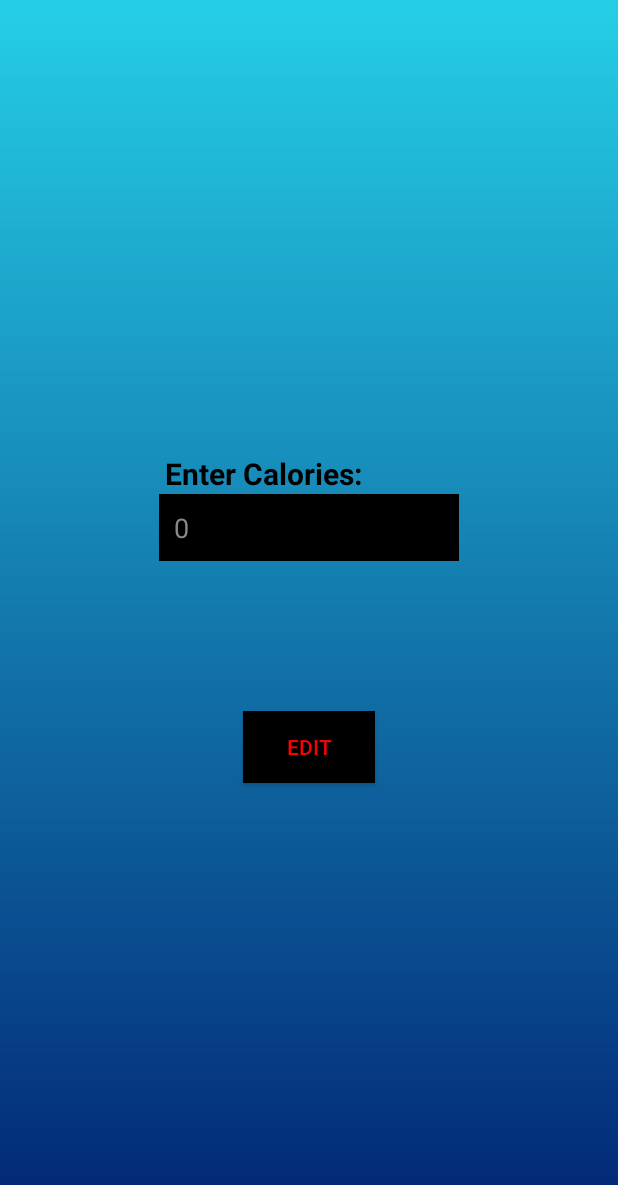
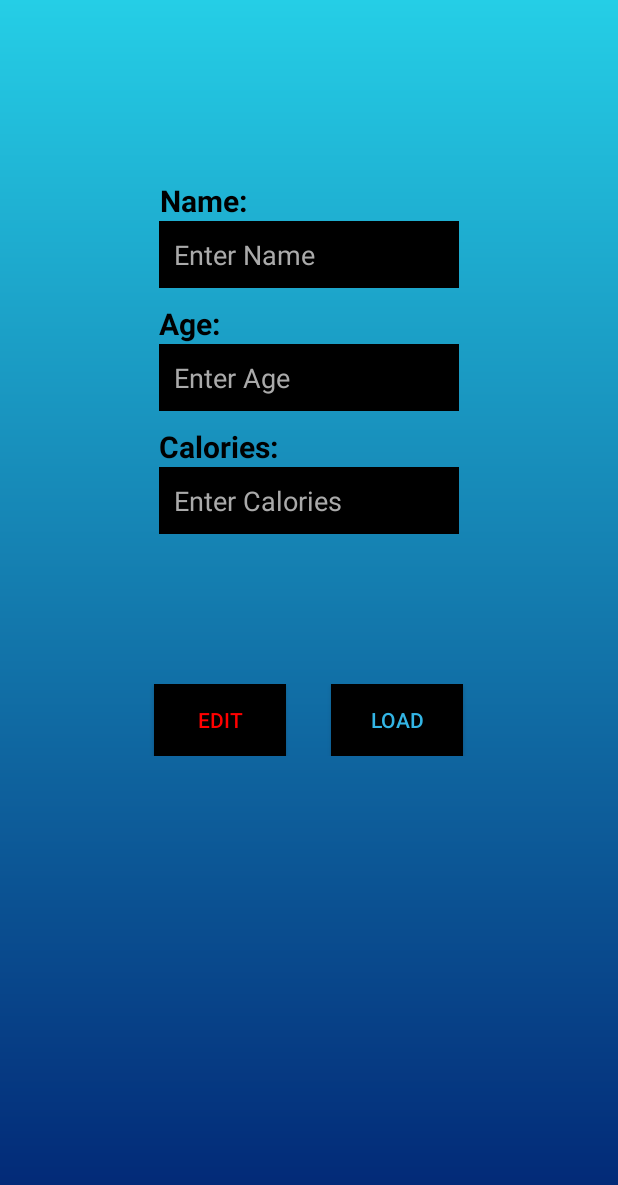
Before and after one commit to Ashel1/CalorieCount, an Android app: the screen it shows after launch (MainActivity), after a tap on "SAVE", on a phone screen of 412 x 824 dp. Shown: the top 1185 px of the screen. Run offline under Robolectric (Android 15) with nearby library versions, the phone set to English and light mode, and no system bars; our stand-ins replace Firebase (no records; nobody signed in at launch, a user with empty details on screens opened directly); 1 other tap on this screen came first.

Commit message:
Added Firebase database support with shared preference.

```diff
--- a/app/build.gradle
+++ b/app/build.gradle
@@ -1,4 +1,5 @@
 apply plugin: 'com.android.application'
+apply plugin: 'com.google.gms.google-services'
 
 android {
     compileSdkVersion 29
@@ -28,6 +29,7 @@ dependencies {
 
     implementation 'androidx.appcompat:appcompat:1.1.0'
     implementation 'androidx.constraintlayout:constraintlayout:1.1.3'
+    implementation 'com.google.firebase:firebase-database:16.0.4'
     testImplementation 'junit:junit:4.12'
     androidTestImplementation 'androidx.test.ext:junit:1.1.1'
     androidTestImplementation 'androidx.test.espresso:espresso-core:3.2.0'
--- a/app/src/main/java/com/example/caloriecount/MainActivity.java
+++ b/app/src/main/java/com/example/caloriecount/MainActivity.java
@@ -1,5 +1,6 @@
 package com.example.caloriecount;
 
+import androidx.annotation.NonNull;
 import androidx.annotation.RequiresApi;
 import androidx.appcompat.app.AppCompatActivity;
 
@@ -14,23 +15,49 @@ import android.view.View;
 import android.view.inputmethod.InputMethodManager;
 import android.widget.Button;
 import android.widget.EditText;
+import android.widget.ListView;
+
+import com.google.firebase.FirebaseApiNotAvailableException;
+import com.google.firebase.database.DataSnapshot;
+import com.google.firebase.database.DatabaseError;
+import com.google.firebase.database.DatabaseReference;
+import com.google.firebase.database.FirebaseDatabase;
+import com.google.firebase.database.ValueEventListener;
+
+import java.util.ArrayList;
+import java.util.List;
+import java.util.jar.Attributes;
 
 public class MainActivity extends AppCompatActivity {
 
     public static final String SHARED_PREFS ="sharedPrefs";
     public static final String CALORIE= "text";
-    private String text;
+    public static final String NAME ="Name" ;
+    public static final String AGE="Age";
+    private String textc,textn,texta;
 
-    EditText etcalorie;
-    Button btchange;
+
+    EditText etcalorie,etname,etage;
+    Button btchange,btload;
+    DatabaseReference databaseUsers;
+    ListView listViewUser;
+    List<UserData> userList;
+
+
 
     @Override
     protected void onCreate(Bundle savedInstanceState) {
         super.onCreate(savedInstanceState);
         setContentView(R.layout.activity_main);
 
+        databaseUsers= FirebaseDatabase.getInstance().getReference("User");
         etcalorie=findViewById(R.id.caloriecount);
+        etname=findViewById(R.id.name);
+        etage=findViewById(R.id.age);
         btchange=findViewById(R.id.change);
+        btload=findViewById(R.id.load);
+        listViewUser=findViewById(R.id.listViewUser);
+        userList= new ArrayList<>();
 
         loadData();
         updateViews();
@@ -39,37 +66,93 @@ public class MainActivity extends AppCompatActivity {
             @RequiresApi(api = Build.VERSION_CODES.M)
             @Override
             public void onClick(View v) {
+                String id = databaseUsers.push().getKey();
                 if(btchange.getText().toString().equals("Edit")){
-                    btchange.setText("Save");
-                    btchange.setTextColor(Color.GREEN);
-                    etcalorie.setCursorVisible(true);
-                    etcalorie.setEnabled(true);
-                    etcalorie.setTextColor(Color.WHITE);
+                    changeToSave();
                 }
                 else {
-                    btchange.setText("Edit");
-                    btchange.setTextColor(Color.RED);
-                    etcalorie.setCursorVisible(false);
-                    etcalorie.setEnabled(false);
-                    etcalorie.setTextColor(Color.GRAY);
+                    UserData user= new UserData(etname.getText().toString(),etage.getText().toString(),etcalorie.getText().toString());
+                    databaseUsers.child(id).setValue(user);
+                    changeToEdit();
                     saveData();
                 }
             }
         });
+
+        btload.setOnClickListener(new View.OnClickListener() {
+            @Override
+            public void onClick(View v) {
+                databaseUsers.addValueEventListener(new ValueEventListener() {
+                    @Override
+                    public void onDataChange(@NonNull DataSnapshot dataSnapshot) {
+                        userList.clear();
+                        for(DataSnapshot userSnapshot : dataSnapshot.getChildren()){
+                            UserData user= userSnapshot.getValue(UserData.class);
+                            userList.add(user);
+                        }
+
+                        UserList adapter= new UserList(MainActivity.this, userList);
+                        listViewUser.setAdapter(adapter);
+                    }
+
+                    @Override
+                    public void onCancelled(@NonNull DatabaseError databaseError) {
+
+                    }
+                });
+            }
+        });
+    }
+
+
+
+    public void changeToSave(){
+        btchange.setText("Save");
+        btchange.setTextColor(Color.GREEN);
+        etcalorie.setCursorVisible(true);
+        etcalorie.setEnabled(true);
+        etcalorie.setTextColor(Color.WHITE);
+        etname.setCursorVisible(true);
+        etname.setEnabled(true);
+        etname.setTextColor(Color.WHITE);
+        etage.setCursorVisible(true);
+        etage.setEnabled(true);
+        etage.setTextColor(Color.WHITE);
+    }
+
+    public void changeToEdit(){
+        btchange.setText("Edit");
+        btchange.setTextColor(Color.RED);
+        etcalorie.setCursorVisible(false);
+        etcalorie.setEnabled(false);
+        etcalorie.setTextColor(Color.GRAY);
+        etname.setCursorVisible(false);
+        etname.setEnabled(false);
+        etname.setTextColor(Color.GRAY);
+        etage.setCursorVisible(false);
+        etage.setEnabled(false);
+        etage.setTextColor(Color.GRAY);
     }
 
     public void saveData(){
         SharedPreferences sharedPreferences= getSharedPreferences(SHARED_PREFS,MODE_PRIVATE);
         SharedPreferences.Editor editor = sharedPreferences.edit();
         editor.putString(CALORIE, etcalorie.getText().toString());
+        editor.putString(NAME, etname.getText().toString());
+        editor.putString(AGE, etage.getText().toString());
+
         editor.apply();
     }
     public void loadData(){
         SharedPreferences sharedPreferences= getSharedPreferences(SHARED_PREFS,MODE_PRIVATE);
-        text=sharedPreferences.getString(CALORIE,"0");
+        textc=sharedPreferences.getString(CALORIE,"");
+        textn=sharedPreferences.getString(NAME,"");
+        texta=sharedPreferences.getString(AGE,"");
     }
     public void updateViews(){
-        etcalorie.setText(text);
+        etcalorie.setText(textc);
+        etname.setText(textn);
+        etage.setText(texta);
 
     }
 }
--- /dev/null
+++ b/app/src/main/java/com/example/caloriecount/UserData.java
@@ -0,0 +1,28 @@
+package com.example.caloriecount;
+
+public class UserData {
+    String userName;
+    String userAge;
+    String userCalorie;
+
+    public UserData(){
+    }
+
+    public UserData(String userName, String userAge, String userCalorie) {
+        this.userName = userName;
+        this.userAge = userAge;
+        this.userCalorie = userCalorie;
+    }
+
+    public String getUserName() {
+        return userName;
+    }
+
+    public String getUserAge() {
+        return userAge;
+    }
+
+    public String getUserCalorie() {
+        return userCalorie;
+    }
+}
--- a/app/src/main/res/layout/activity_main.xml
+++ b/app/src/main/res/layout/activity_main.xml
@@ -4,44 +4,116 @@
     xmlns:tools="http://schemas.android.com/tools"
     android:layout_width="match_parent"
     android:layout_height="match_parent"
+    android:background="@drawable/gradient"
     android:orientation="vertical"
+    tools:context=".MainActivity">
+
+
+    <LinearLayout
+        android:layout_width="match_parent"
+        android:layout_height="wrap_content"
         android:gravity="center"
-    android:background="@drawable/gradient"
-    android:layout_gravity="center"
-    tools:context=".MainActivity">
+        android:paddingTop="120sp"
+        android:orientation="vertical">
+        <TextView
+            android:layout_width="wrap_content"
+            android:layout_height="wrap_content"
+            android:layout_marginRight="70sp"
+            android:text="Name:"
+            android:textColor="#000000"
+            android:textSize="20dp"
+            android:textStyle="bold"></TextView>
+
+        <EditText
+            android:id="@+id/name"
+            android:layout_width="200dp"
+            android:layout_height="wrap_content"
+            android:layout_marginBottom="10dp"
+            android:background="#000000"
+            android:clickable="true"
+            android:enabled="false"
+            android:hint="Enter Name"
+            android:inputType="text"
+            android:padding="10dp"
+            android:textColor="@android:color/darker_gray"
+            android:textColorHint="@android:color/darker_gray" />
 
 
         <TextView
             android:layout_width="wrap_content"
             android:layout_height="wrap_content"
-        android:layout_marginRight="30dp"
+            android:layout_marginRight="79sp"
+            android:text="Age:"
             android:textColor="#000000"
-        android:textStyle="bold"
             android:textSize="20dp"
-        android:text="Enter Calories:"></TextView>
+            android:textStyle="bold"></TextView>
 
         <EditText
+            android:id="@+id/age"
+            android:layout_width="200dp"
+            android:layout_height="wrap_content"
+            android:layout_marginBottom="10dp"
+            android:background="#000000"
+            android:clickable="true"
+            android:enabled="false"
+            android:hint="Enter Age"
+            android:inputType="number"
+            android:padding="10dp"
+            android:textColor="@android:color/darker_gray"
+            android:textColorHint="@android:color/darker_gray" />
+
+
+        <TextView
+            android:layout_width="wrap_content"
+            android:layout_height="wrap_content"
+            android:layout_marginRight="60sp"
+            android:text="Calories:"
+            android:textColor="#000000"
+            android:textSize="20dp"
+            android:textStyle="bold"></TextView>
+
+        <EditText
+            android:id="@+id/caloriecount"
             android:layout_width="200dp"
             android:layout_height="wrap_content"
             android:layout_marginBottom="100dp"
-        android:inputType="number"
+            android:background="#000000"
             android:clickable="true"
             android:enabled="false"
+            android:hint="Enter Calories"
+            android:inputType="number"
+            android:padding="10dp"
             android:textColor="@android:color/darker_gray"
-        android:id="@+id/caloriecount"
-        android:hint="0"
-        android:textColorHint="@android:color/darker_gray"
-        android:padding="10dp"
-        android:background="#000000"/>
+            android:textColorHint="@android:color/darker_gray" />
+    </LinearLayout>
 
+    <LinearLayout
+        android:layout_width="match_parent"
+        android:layout_height="wrap_content"
+        android:gravity="center">
         <Button
+            android:id="@+id/change"
             android:layout_width="wrap_content"
             android:layout_height="wrap_content"
             android:background="#000000"
-        android:id="@+id/change"
             android:text="Edit"
-        android:textColor="#FF0000"/>
+            android:layout_marginRight="30sp"
+            android:textColor="#FF0000" />
+        <Button
+            android:id="@+id/load"
+            android:layout_width="wrap_content"
+            android:layout_height="wrap_content"
+            android:background="#000000"
+            android:text="Load"
+            android:textColor="@android:color/holo_blue_light"/>
+    </LinearLayout>
 
+    <ListView
+        android:layout_width="wrap_content"
+        android:layout_height="wrap_content"
+        android:divider="#FFFFFF"
+        android:dividerHeight="1sp"
+        android:id="@+id/listViewUser"/>
 
 
 </LinearLayout>
--- a/app/src/main/res/values/colors.xml
+++ b/app/src/main/res/values/colors.xml
@@ -3,4 +3,5 @@
     <color name="colorPrimary">#000000</color>
     <color name="colorPrimaryDark">#000000</color>
     <color name="colorAccent">#000000</color>
+    <color name="list">#ff9270</color>
 </resources>
--- a/build.gradle
+++ b/build.gradle
@@ -9,6 +9,7 @@ buildscript {
     }
     dependencies {
         classpath 'com.android.tools.build:gradle:3.6.2'
+        classpath 'com.google.gms:google-services:4.2.0'
 
 
         // NOTE: Do not place your application dependencies here; they belong
```
Also changed, not shown: app/src/main/java/com/example/caloriecount/UserList.java (added, +45 -0 lines), app/src/main/res/layout/list_layout.xml (added, +30 -0 lines). Lines whose indentation alone changed are shown as unchanged.
